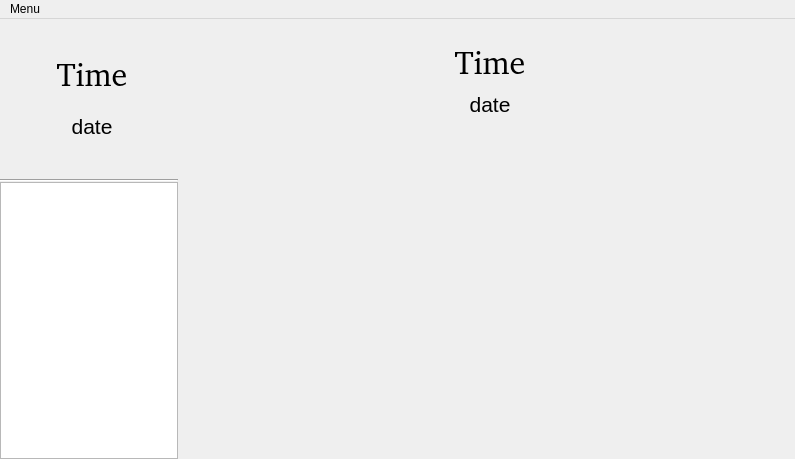
Above: mainwindow.ui from community-ssu/clock-ui before the change. Below: the same form after it.
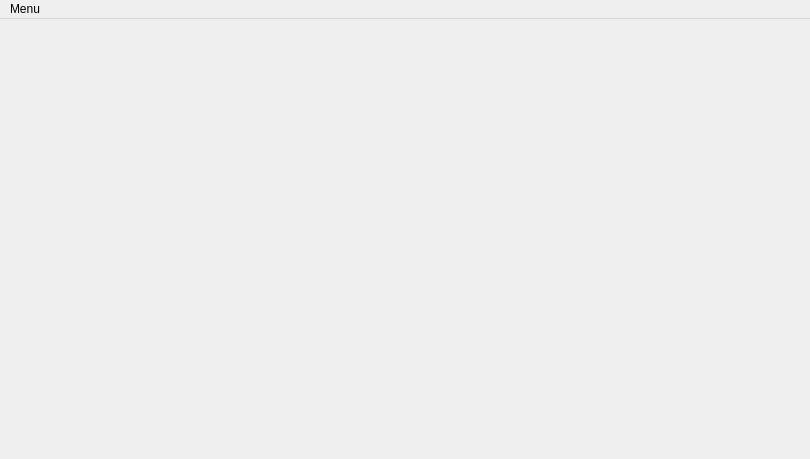
That is the form after the change. Icons and pictures are not drawn.

```diff
--- a/mainwindow.ui
+++ b/mainwindow.ui
@@ -6,531 +6,20 @@
    <rect>
     <x>0</x>
     <y>0</y>
-    <width>795</width>
+    <width>810</width>
     <height>459</height>
    </rect>
   </property>
   <property name="windowTitle">
    <string>MainWindow</string>
   </property>
-  <widget class="QWidget" name="centralWidget">
-   <layout class="QGridLayout" name="gridLayout_2">
-    <property name="margin">
-     <number>0</number>
-    </property>
-    <property name="spacing">
-     <number>0</number>
-    </property>
-    <item row="0" column="0">
-     <widget class="QWidget" name="widget_2" native="true">
-      <layout class="QGridLayout" name="gridLayout_3">
-       <property name="margin">
-        <number>0</number>
-       </property>
-       <property name="spacing">
-        <number>0</number>
-       </property>
-       <item row="1" column="0">
-        <widget class="QListWidget" name="listWidget">
-         <property name="iconSize">
-          <size>
-           <width>164</width>
-           <height>164</height>
-          </size>
-         </property>
-         <item>
-          <property name="text">
-           <string/>
-          </property>
-         </item>
-         <item>
-          <property name="text">
-           <string/>
-          </property>
-         </item>
-         <item>
-          <property name="text">
-           <string/>
-          </property>
-         </item>
-        </widget>
-       </item>
-       <item row="0" column="0">
-        <widget class="QWidget" name="widget_3" native="true">
-         <property name="minimumSize">
-          <size>
-           <width>0</width>
-           <height>0</height>
-          </size>
-         </property>
-         <property name="styleSheet">
-          <string notr="true"/>
-         </property>
-         <layout class="QGridLayout" name="gridLayout_4">
-          <property name="leftMargin">
-           <number>0</number>
-          </property>
-          <property name="topMargin">
-           <number>32</number>
-          </property>
-          <property name="rightMargin">
-           <number>0</number>
-          </property>
-          <property name="bottomMargin">
-           <number>0</number>
-          </property>
-          <item row="2" column="1">
-           <widget class="QPushButton" name="dateButton_portrait">
-            <property name="sizePolicy">
-             <sizepolicy hsizetype="Preferred" vsizetype="Preferred">
-              <horstretch>0</horstretch>
-              <verstretch>0</verstretch>
-             </sizepolicy>
-            </property>
-            <property name="font">
-             <font>
-              <pointsize>16</pointsize>
-             </font>
-            </property>
-            <property name="focusPolicy">
-             <enum>Qt::NoFocus</enum>
-            </property>
-            <property name="styleSheet">
-             <string notr="true">QPushButton:pressed
-{
-border-image: url(/etc/hildon/theme/mediaplayer/Button.png);
-border: none;
-}</string>
-            </property>
-            <property name="text">
-             <string>date</string>
-            </property>
-            <property name="flat">
-             <bool>true</bool>
-            </property>
-           </widget>
-          </item>
-          <item row="3" column="1">
-           <spacer name="verticalSpacer_4">
-            <property name="orientation">
-             <enum>Qt::Vertical</enum>
-            </property>
-            <property name="sizeType">
-             <enum>QSizePolicy::Fixed</enum>
-            </property>
-            <property name="sizeHint" stdset="0">
-             <size>
-              <width>20</width>
-              <height>30</height>
-             </size>
-            </property>
-           </spacer>
-          </item>
-          <item row="4" column="0" colspan="2">
-           <widget class="Line" name="line">
-            <property name="orientation">
-             <enum>Qt::Horizontal</enum>
-            </property>
-           </widget>
-          </item>
-          <item row="1" column="0" rowspan="3">
-           <widget class="QWidget" name="widget_4" native="true">
-            <property name="sizePolicy">
-             <sizepolicy hsizetype="Fixed" vsizetype="Preferred">
-              <horstretch>0</horstretch>
-              <verstretch>0</verstretch>
-             </sizepolicy>
-            </property>
-            <property name="minimumSize">
-             <size>
-              <width>0</width>
-              <height>0</height>
-             </size>
-            </property>
-            <property name="maximumSize">
-             <size>
-              <width>0</width>
-              <height>16777215</height>
-             </size>
-            </property>
-           </widget>
-          </item>
-          <item row="0" column="1">
-           <widget class="QPushButton" name="timeButton_portrait">
-            <property name="sizePolicy">
-             <sizepolicy hsizetype="Preferred" vsizetype="Preferred">
-              <horstretch>0</horstretch>
-              <verstretch>0</verstretch>
-             </sizepolicy>
-            </property>
-            <property name="font">
-             <font>
-              <family>Bitstream Charter</family>
-              <pointsize>24</pointsize>
-             </font>
-            </property>
-            <property name="focusPolicy">
-             <enum>Qt::NoFocus</enum>
-            </property>
-            <property name="styleSheet">
-             <string notr="true">QPushButton:pressed
-{
-border-image: url(/etc/hildon/theme/mediaplayer/Button.png);
-border: none;
-}</string>
-            </property>
-            <property name="text">
-             <string>Time</string>
-            </property>
-            <property name="flat">
-             <bool>true</bool>
-            </property>
-           </widget>
-          </item>
-         </layout>
-        </widget>
-       </item>
-      </layout>
-     </widget>
-    </item>
-    <item row="0" column="1">
-     <widget class="QWidget" name="widget" native="true">
-      <layout class="QGridLayout" name="gridLayout">
-       <property name="leftMargin">
-        <number>9</number>
-       </property>
-       <property name="topMargin">
-        <number>20</number>
-       </property>
-       <item row="4" column="2">
-        <widget class="QPushButton" name="Alarm_pushButton">
-         <property name="minimumSize">
-          <size>
-           <width>164</width>
-           <height>164</height>
-          </size>
-         </property>
-         <property name="maximumSize">
-          <size>
-           <width>164</width>
-           <height>164</height>
-          </size>
-         </property>
-         <property name="focusPolicy">
-          <enum>Qt::NoFocus</enum>
-         </property>
-         <property name="styleSheet">
-          <string notr="true">QPushButton:pressed
-{
-background: transparent url(/etc/hildon/theme/mediaplayer/Button.png);
-border: none;
-}</string>
-         </property>
-         <property name="text">
-          <string/>
-         </property>
-         <property name="flat">
-          <bool>true</bool>
-         </property>
-        </widget>
-       </item>
-       <item row="4" column="3">
-        <widget class="QPushButton" name="wrldClk_pushButton">
-         <property name="minimumSize">
-          <size>
-           <width>164</width>
-           <height>164</height>
-          </size>
-         </property>
-         <property name="maximumSize">
-          <size>
-           <width>164</width>
-           <height>164</height>
-          </size>
-         </property>
-         <property name="focusPolicy">
-          <enum>Qt::NoFocus</enum>
-         </property>
-         <property name="styleSheet">
-          <string notr="true">QPushButton:pressed
-{
-background: transparent url(/etc/hildon/theme/mediaplayer/Button.png);
-border: none;
-}</string>
-         </property>
-         <property name="text">
-          <string/>
-         </property>
-         <property name="flat">
-          <bool>true</bool>
-         </property>
-        </widget>
-       </item>
-       <item row="2" column="1" colspan="3">
-        <widget class="QLabel" name="date_landscape">
-         <property name="font">
-          <font>
-           <pointsize>16</pointsize>
-          </font>
-         </property>
-         <property name="styleSheet">
-          <string notr="true"/>
-         </property>
-         <property name="text">
-          <string>date</string>
-         </property>
-         <property name="alignment">
-          <set>Qt::AlignCenter</set>
-         </property>
-        </widget>
-       </item>
-       <item row="6" column="1">
-        <widget class="QLabel" name="newAlarm">
-         <property name="font">
-          <font>
-           <pointsize>14</pointsize>
-          </font>
-         </property>
-         <property name="styleSheet">
-          <string/>
-         </property>
-         <property name="text">
-          <string/>
-         </property>
-         <property name="alignment">
-          <set>Qt::AlignCenter</set>
-         </property>
-        </widget>
-       </item>
-       <item row="6" column="2">
-        <widget class="QLabel" name="Alarms">
-         <property name="font">
-          <font>
-           <pointsize>14</pointsize>
-          </font>
-         </property>
-         <property name="styleSheet">
-          <string/>
-         </property>
-         <property name="text">
-          <string/>
-         </property>
-         <property name="alignment">
-          <set>Qt::AlignCenter</set>
-         </property>
-        </widget>
-       </item>
-       <item row="6" column="3">
-        <widget class="QLabel" name="worldClocks">
-         <property name="font">
-          <font>
-           <pointsize>14</pointsize>
-          </font>
-         </property>
-         <property name="styleSheet">
-          <string/>
-         </property>
-         <property name="text">
-          <string/>
-         </property>
-         <property name="alignment">
-          <set>Qt::AlignCenter</set>
-         </property>
-        </widget>
-       </item>
-       <item row="7" column="2">
-        <widget class="QLabel" name="nextAlarm">
-         <property name="maximumSize">
-          <size>
-           <width>16777215</width>
-           <height>16777215</height>
-          </size>
-         </property>
-         <property name="font">
-          <font>
-           <pointsize>14</pointsize>
-          </font>
-         </property>
-         <property name="alignment">
-          <set>Qt::AlignCenter</set>
-         </property>
-        </widget>
-       </item>
-       <item row="8" column="2">
-        <widget class="QLabel" name="alarmDay">
-         <property name="maximumSize">
-          <size>
-           <width>16777215</width>
-           <height>16777215</height>
-          </size>
-         </property>
-         <property name="font">
-          <font>
-           <pointsize>14</pointsize>
-          </font>
-         </property>
-         <property name="alignment">
-          <set>Qt::AlignCenter</set>
-         </property>
-        </widget>
-       </item>
-       <item row="7" column="3">
-        <widget class="QLabel" name="timeZone">
-         <property name="font">
-          <font>
-           <pointsize>14</pointsize>
-          </font>
-         </property>
-         <property name="styleSheet">
-          <string notr="true"/>
-         </property>
-         <property name="text">
-          <string/>
-         </property>
-         <property name="alignment">
-          <set>Qt::AlignCenter</set>
-         </property>
-        </widget>
-       </item>
-       <item row="5" column="2">
-        <spacer name="verticalSpacer">
-         <property name="orientation">
-          <enum>Qt::Vertical</enum>
-         </property>
-         <property name="sizeType">
-          <enum>QSizePolicy::Fixed</enum>
-         </property>
-         <property name="sizeHint" stdset="0">
-          <size>
-           <width>20</width>
-           <height>10</height>
-          </size>
-         </property>
-        </spacer>
-       </item>
-       <item row="9" column="2">
-        <spacer name="verticalSpacer_5">
-         <property name="orientation">
-          <enum>Qt::Vertical</enum>
-         </property>
-         <property name="sizeHint" stdset="0">
-          <size>
-           <width>20</width>
-           <height>10</height>
-          </size>
-         </property>
-        </spacer>
-       </item>
-       <item row="4" column="1">
-        <widget class="QPushButton" name="nwAlarm_pushButton">
-         <property name="minimumSize">
-          <size>
-           <width>164</width>
-           <height>164</height>
-          </size>
-         </property>
-         <property name="maximumSize">
-          <size>
-           <width>164</width>
-           <height>164</height>
-          </size>
-         </property>
-         <property name="focusPolicy">
-          <enum>Qt::NoFocus</enum>
-         </property>
-         <property name="styleSheet">
-          <string notr="true">QPushButton:pressed
-{
-background: transparent url(/etc/hildon/theme/mediaplayer/Button.png);
-border: none;
-}</string>
-         </property>
-         <property name="text">
-          <string/>
-         </property>
-         <property name="flat">
-          <bool>true</bool>
-         </property>
-        </widget>
-       </item>
-       <item row="3" column="1" colspan="3">
-        <spacer name="verticalSpacer_2">
-         <property name="orientation">
-          <enum>Qt::Vertical</enum>
-         </property>
-         <property name="sizeType">
-          <enum>QSizePolicy::Fixed</enum>
-         </property>
-         <property name="sizeHint" stdset="0">
-          <size>
-           <width>20</width>
-           <height>41</height>
-          </size>
-         </property>
-        </spacer>
-       </item>
-       <item row="4" column="0">
-        <spacer name="verticalSpacer_6">
-         <property name="orientation">
-          <enum>Qt::Vertical</enum>
-         </property>
-         <property name="sizeHint" stdset="0">
-          <size>
-           <width>51</width>
-           <height>40</height>
-          </size>
-         </property>
-        </spacer>
-       </item>
-       <item row="4" column="4">
-        <spacer name="verticalSpacer_7">
-         <property name="orientation">
-          <enum>Qt::Vertical</enum>
-         </property>
-         <property name="sizeHint" stdset="0">
-          <size>
-           <width>42</width>
-           <height>40</height>
-          </size>
-         </property>
-        </spacer>
-       </item>
-       <item row="1" column="1" colspan="3">
-        <widget class="QPushButton" name="timeButton_landscape">
-         <property name="sizePolicy">
-          <sizepolicy hsizetype="Expanding" vsizetype="Preferred">
-           <horstretch>0</horstretch>
-           <verstretch>0</verstretch>
-          </sizepolicy>
-         </property>
-         <property name="font">
-          <font>
-           <family>Bitstream Charter</family>
-           <pointsize>24</pointsize>
-          </font>
-         </property>
-         <property name="focusPolicy">
-          <enum>Qt::NoFocus</enum>
-         </property>
-         <property name="text">
-          <string>Time</string>
-         </property>
-         <property name="flat">
-          <bool>true</bool>
-         </property>
-        </widget>
-       </item>
-      </layout>
-     </widget>
-    </item>
-   </layout>
-  </widget>
+  <widget class="QWidget" name="centralWidget"/>
   <widget class="QMenuBar" name="menuBar">
    <property name="geometry">
     <rect>
      <x>0</x>
      <y>0</y>
-     <width>795</width>
+     <width>810</width>
      <height>24</height>
     </rect>
    </property>
```
